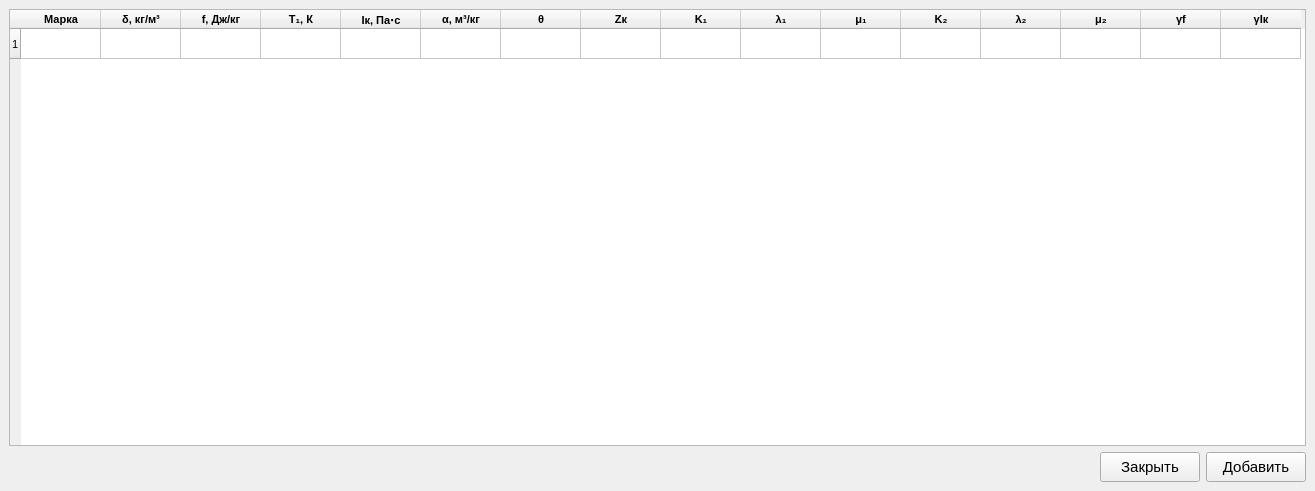
Old version of the form GUI/MainWindow/powders.ui in the repository sabbraxcaddabra/IntBalOptimization.
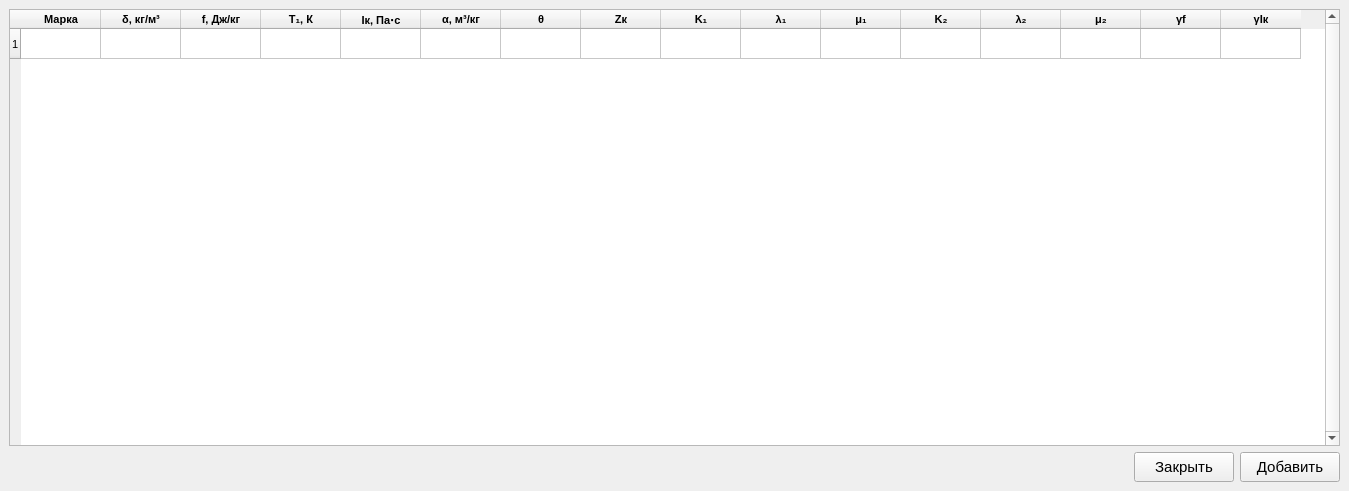
New version of the form.

Diff of the .ui file:
```diff
--- a/GUI/MainWindow/powders.ui
+++ b/GUI/MainWindow/powders.ui
@@ -6,7 +6,7 @@
    <rect>
     <x>0</x>
     <y>0</y>
-    <width>1315</width>
+    <width>1349</width>
     <height>491</height>
    </rect>
   </property>
@@ -45,6 +45,9 @@
       <property name="focusPolicy">
        <enum>Qt::StrongFocus</enum>
       </property>
+      <property name="verticalScrollBarPolicy">
+       <enum>Qt::ScrollBarAlwaysOn</enum>
+      </property>
       <property name="sizeAdjustPolicy">
        <enum>QAbstractScrollArea::AdjustToContents</enum>
       </property>
```
